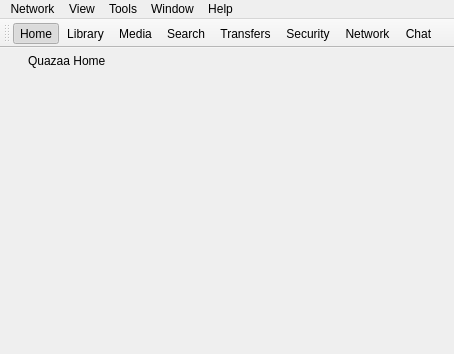
This is trunk/winmain.ui in c3c/quazaa as Qt 5 draws it before an edit. The edited form follows.
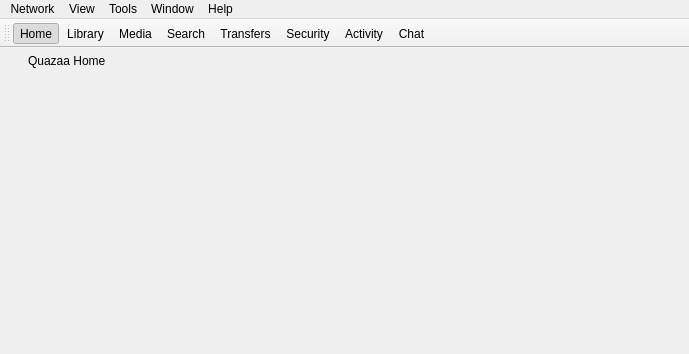
This is the edited form. Icons and pictures are not drawn.

The edit to the form file:
```diff
--- a/trunk/winmain.ui
+++ b/trunk/winmain.ui
@@ -6,7 +6,7 @@
    <rect>
     <x>0</x>
     <y>0</y>
-    <width>454</width>
+    <width>689</width>
     <height>354</height>
    </rect>
   </property>
@@ -98,7 +98,7 @@
     <rect>
      <x>0</x>
      <y>0</y>
-     <width>454</width>
+     <width>689</width>
      <height>20</height>
     </rect>
    </property>
@@ -145,7 +145,7 @@
     <addaction name="actionSearch"/>
     <addaction name="actionTransfers"/>
     <addaction name="actionSecurity"/>
-    <addaction name="actionNetwork"/>
+    <addaction name="actionActivity"/>
     <addaction name="actionChat"/>
     <addaction name="separator"/>
     <addaction name="actionHostCache"/>
@@ -234,7 +234,7 @@
    <addaction name="actionSearch"/>
    <addaction name="actionTransfers"/>
    <addaction name="actionSecurity"/>
-   <addaction name="actionNetwork"/>
+   <addaction name="actionActivity"/>
    <addaction name="actionChat"/>
   </widget>
   <action name="actionExit">
@@ -348,16 +348,16 @@
     <string notr="true">Security</string>
    </property>
   </action>
-  <action name="actionNetwork">
+  <action name="actionActivity">
    <property name="checkable">
     <bool>true</bool>
    </property>
    <property name="icon">
     <iconset resource="Resource.qrc">
-     <normaloff>:/Resource/Network/Network.png</normaloff>:/Resource/Network/Network.png</iconset>
+     <normaloff>:/Resource/Generic/Globe.png</normaloff>:/Resource/Generic/Globe.png</iconset>
    </property>
    <property name="text">
-    <string>Network</string>
+    <string>Activity</string>
    </property>
    <property name="whatsThis">
     <string notr="true">Network</string>
```
